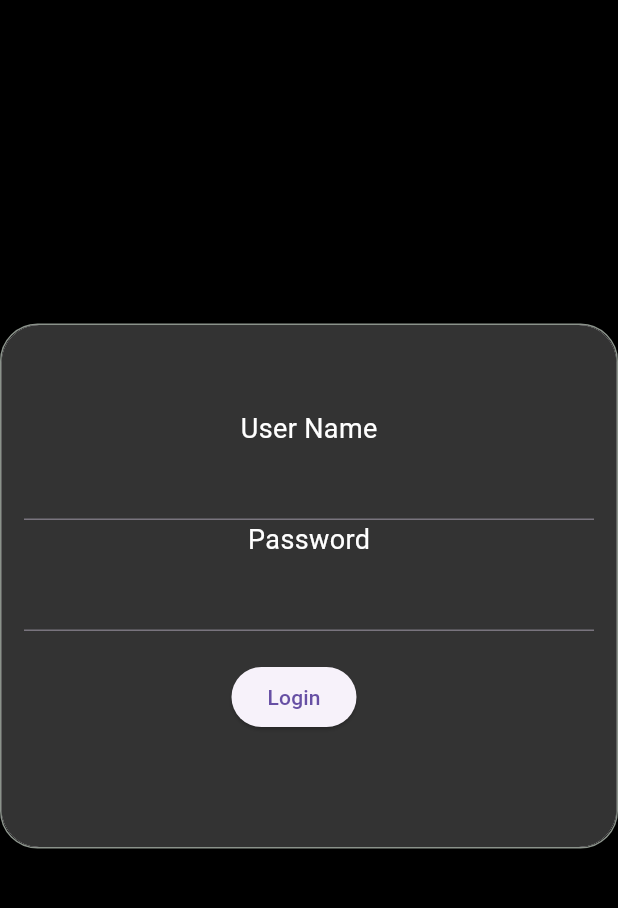
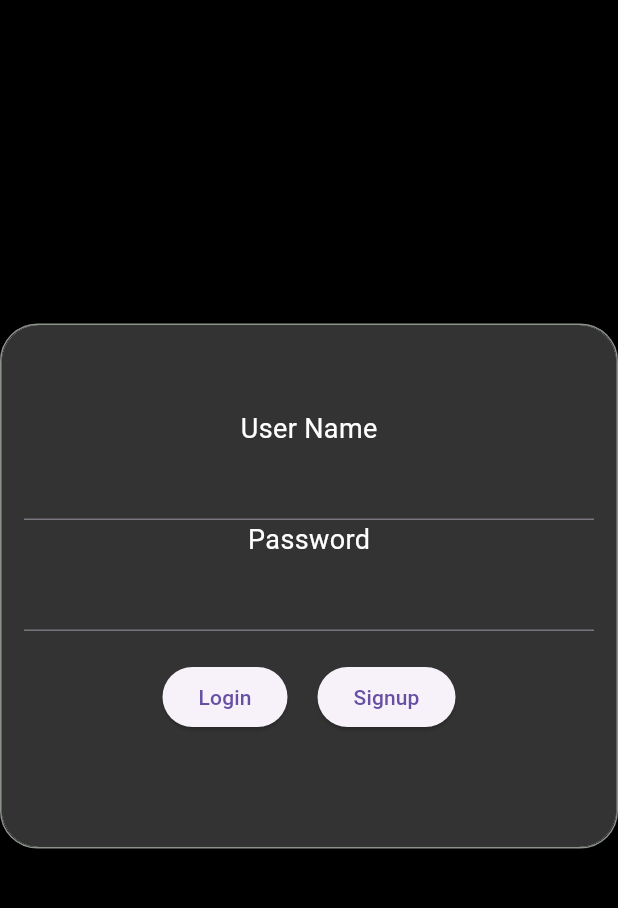
Before and after one commit to Ryuytyuu-Greseven/diary_flutter, a Flutter app: the screen it shows after launch, on a phone screen of 412 x 824 dp, the part 74-982 px from its top. Run offline on Flutter 3.47's test engine with Material 3 defaults, Android fonts, the phone set to English and light mode, and no system bars; our stand-ins replace flutter_secure_storage, google_fonts; missing offline and left inert: encrypt, pointycastle; generated files the repository leaves out were written again.

Commit message:
Scroll Issue with the Signup form FIxed!

```diff
--- a/lib/src/login/login_form.dart
+++ b/lib/src/login/login_form.dart
@@ -272,6 +272,7 @@ class LoginForm extends State<LoginInputForm> {
       color: loginCardCol,
       padding: EdgeInsets.all(15),
       child: Center(
+          child: SingleChildScrollView(
         child: Column(
           mainAxisAlignment: MainAxisAlignment.center,
           children: [
@@ -577,16 +578,16 @@ class LoginForm extends State<LoginInputForm> {
                                 child: const Text('Sign Up'),
                               )),
                           const SizedBox(width: 20),
-                          // Visibility(
-                          //   visible: enableLoginForm || enableSignupForm,
-                          //   child: ElevatedButton(
-                          //     onPressed: () {
-                          //       switchForm();
-                          //       print('Switched');
-                          //     },
-                          //     child: const Text('Switch'),
-                          //   ),
-                          // ),
+                          Visibility(
+                            visible: enableLoginForm || enableSignupForm,
+                            child: ElevatedButton(
+                              onPressed: () {
+                                switchForm();
+                                print('Signuo');
+                              },
+                              child: const Text('Signup'),
+                            ),
+                          ),
                           Visibility(
                             visible: enableOtpForm,
                             child: ElevatedButton(
@@ -610,7 +611,7 @@ class LoginForm extends State<LoginInputForm> {
                 ))
           ],
         ),
-      ),
+      )),
     ));
   }
 }
```
